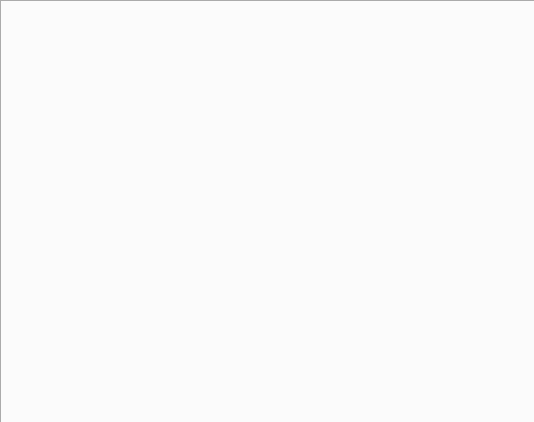
First picture: the form in qsequoia2/scripts/tools_settings/tools_settings.ui, repository SequoiApp/QSEQUOIA-2, before the edit.
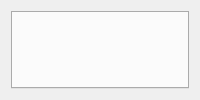
Second picture: the form after the edit.

Patch:
```diff
--- a/qsequoia2/scripts/tools_settings/tools_settings.ui
+++ b/qsequoia2/scripts/tools_settings/tools_settings.ui
@@ -2,30 +2,21 @@
 <ui version="4.0">
  <class>tools</class>
  <widget class="QDialog" name="tools">
-  <property name="geometry">
-   <rect>
-    <x>0</x>
-    <y>0</y>
-    <width>534</width>
-    <height>422</height>
-   </rect>
-  </property>
   <property name="windowTitle">
    <string>tools</string>
   </property>
+
+  <layout class="QVBoxLayout" name="rootLayout">
+
+   <item>
   <widget class="QTabWidget" name="tabWidget">
-   <property name="geometry">
-    <rect>
-     <x>0</x>
-     <y>0</y>
-     <width>571</width>
-     <height>431</height>
-    </rect>
-   </property>
    <property name="currentIndex">
     <number>-1</number>
    </property>
   </widget>
+   </item>
+
+  </layout>
  </widget>
  <resources/>
  <connections/>
```
Left out of the diff: 3 changed lines with no effect on the pictures. Lines whose indentation alone changed are shown as unchanged.
